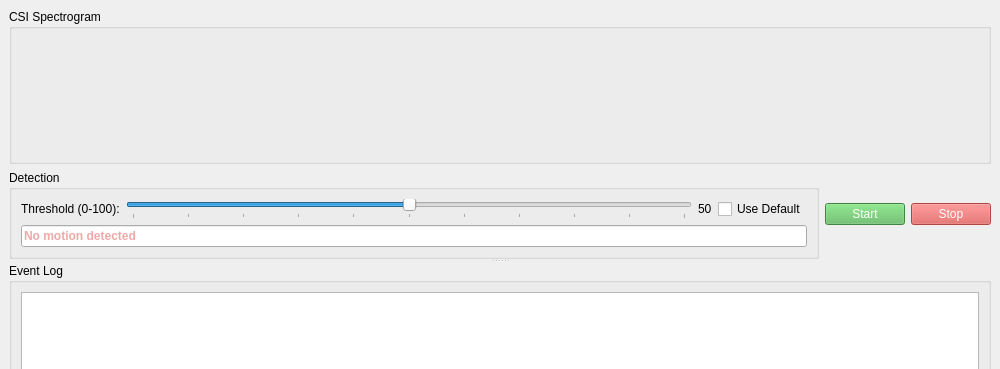
Qt form gui/main_window.ui (Douangmanivong/CSI_app) before a commit; both pictures show x 0 to 1000 and y 0 to 369 of the 1000 by 700 pixel window.
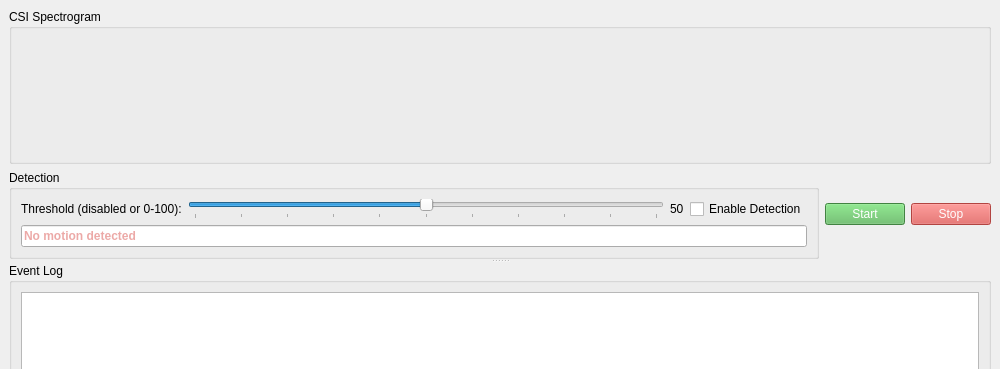
The same form after that commit.

```diff
--- a/gui/main_window.ui
+++ b/gui/main_window.ui
@@ -44,7 +44,7 @@
              <item row="0" column="0">
               <widget class="QLabel" name="thresholdLabel">
                <property name="text">
-                <string>Threshold (0-100):</string>
+                <string>Threshold (disabled or 0-100):</string>
                </property>
               </widget>
              </item>
@@ -83,7 +83,7 @@
              <item row="0" column="3">
               <widget class="QCheckBox" name="defaultThresholdCheckBox">
                <property name="text">
-                <string>Use Default</string>
+                <string>Enable Detection</string>
                </property>
               </widget>
              </item>
```
Lines whose indentation alone changed are shown as unchanged.
